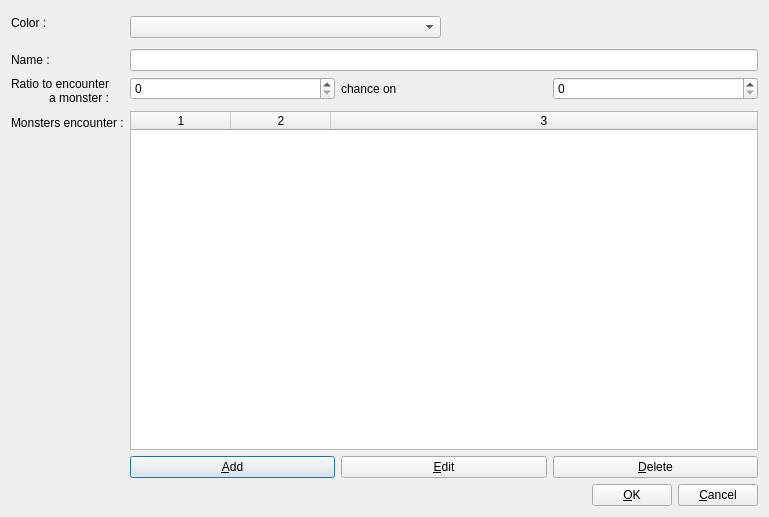
First picture: the form in mapEditor/src/editMonsterZoneForm.ui, repository jeremydumais/TheWarrior, before the edit.
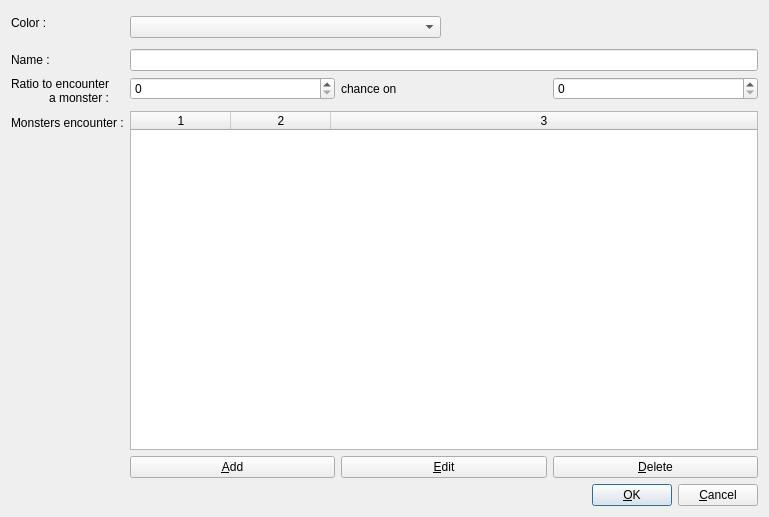
Second picture: the form after the edit. Icons and pictures are not drawn.

Commit message: Worked on MonsterZone update and delete action.

The edit to the form file:
```diff
--- a/mapEditor/src/editMonsterZoneForm.ui
+++ b/mapEditor/src/editMonsterZoneForm.ui
@@ -201,6 +201,12 @@
         <iconset resource="../res/global.qrc">
          <normaloff>:/commonEditor.UI/res/dialog-ok.svg</normaloff>:/commonEditor.UI/res/dialog-ok.svg</iconset>
        </property>
+       <property name="autoDefault">
+        <bool>false</bool>
+       </property>
+       <property name="default">
+        <bool>true</bool>
+       </property>
       </widget>
      </item>
      <item>
```
The commit also changes 12 other files.
